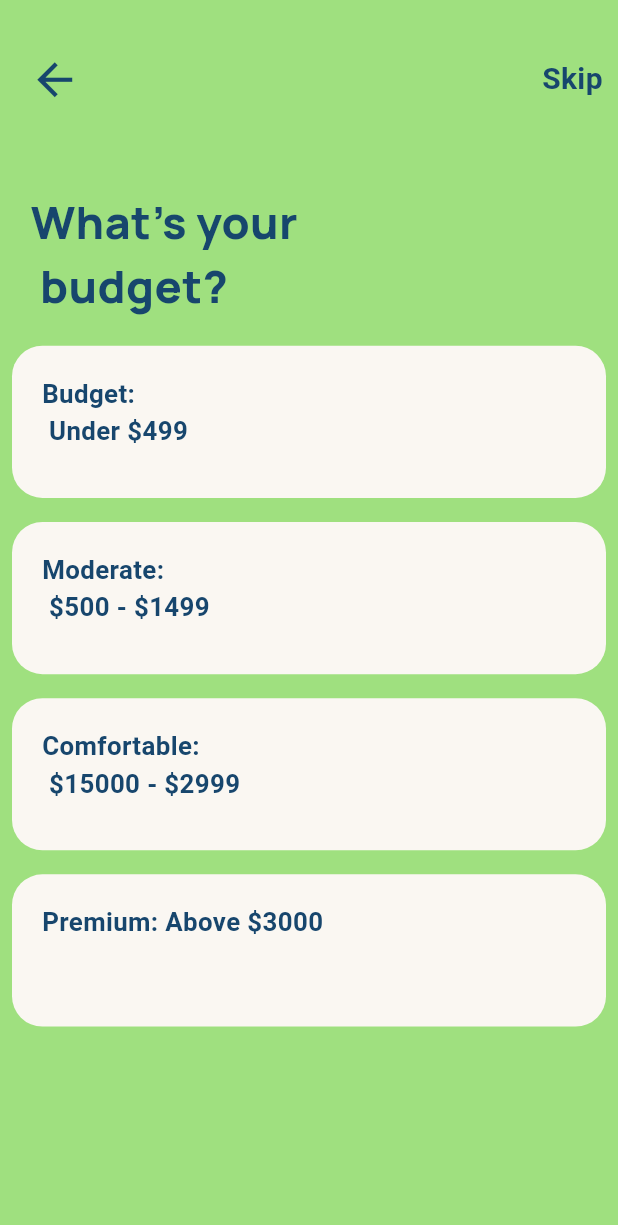
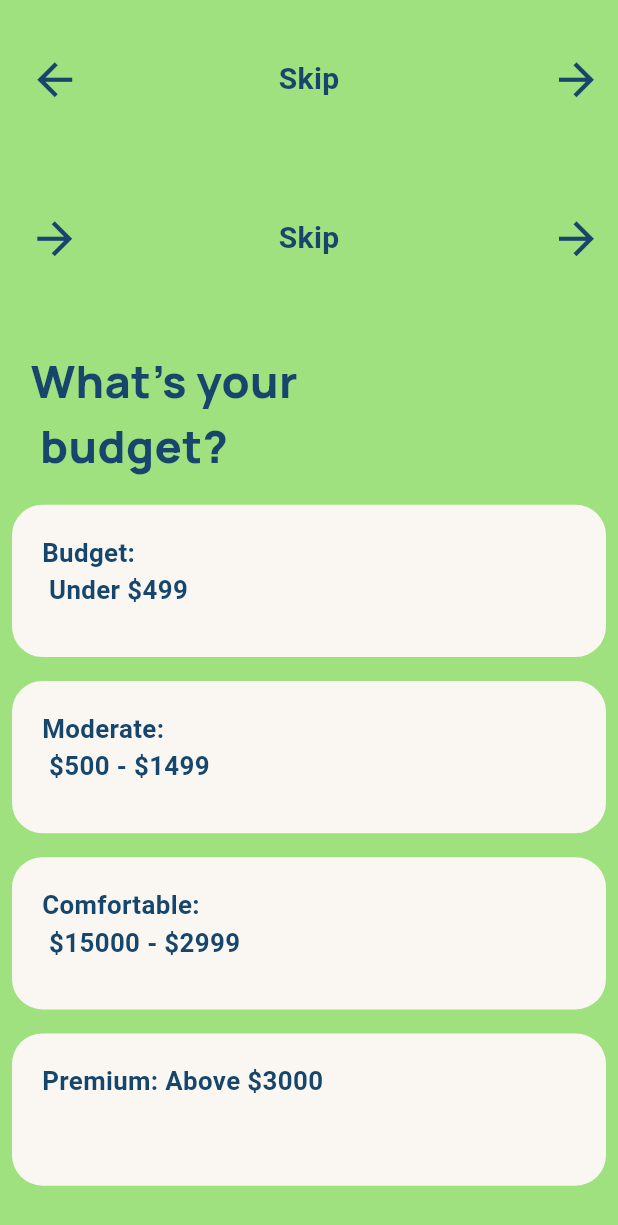
Before and after one commit to swarnaliiiiii/lokus, a Flutter app: the screen it shows after launch, on a phone screen of 412 x 824 dp. Shown: the top 1225 px of the screen. Run offline on Flutter 3.47's test engine with Material 3 defaults, Android fonts, the phone set to English and light mode, and no system bars; our stand-ins replace flutter_screenutil, google_fonts.

Commit message:
feat: add navigation functionality to CustomNav widget in Keywords screen

```diff
--- a/lib/screens/splash/keywords/keywordscreen.dart
+++ b/lib/screens/splash/keywords/keywordscreen.dart
@@ -29,6 +29,17 @@ class _KeywordscreenState extends State<Keywordscreen> {
           CustomNav(
             icon: Icons.arrow_back,
             onTap: () {
+              Navigator.push(
+                context,
+                MaterialPageRoute(
+                  builder: (context) => const SplashScreen(),
+                ),
+              );
+            },
+          ),
+          CustomNav(
+            icon: Icons.arrow_forward,
+            onNext: () {
               Navigator.push(
                 context,
                 MaterialPageRoute(
--- a/lib/widgets/nav_bar.dart
+++ b/lib/widgets/nav_bar.dart
@@ -5,6 +5,7 @@ import 'package:lokus/domains/constants/appcolors.dart';
 class CustomNav extends StatelessWidget {
   final VoidCallback? onTap;
   final VoidCallback? onSkip;
+  final VoidCallback? onNext;
   final IconData icon;
   final IconData icon1;
   final String label;
@@ -13,6 +14,7 @@ class CustomNav extends StatelessWidget {
     Key? key,
     this.onTap,
     this.onSkip,
+    this.onNext,
     this.icon = Icons.arrow_back,
     this.icon1 = Icons.arrow_forward,
     this.label = "Next",
@@ -24,7 +26,6 @@ class CustomNav extends StatelessWidget {
       padding: EdgeInsets.symmetric(horizontal: 10.r, vertical: 35.r),
       child: Row(
         mainAxisAlignment: MainAxisAlignment.spaceBetween,
-
         children: [
           // Skip button
           GestureDetector(
@@ -51,6 +52,23 @@ class CustomNav extends StatelessWidget {
               ),
             ),
           ),
+          Column(
+            children: [
+              GestureDetector(
+                onTap: onNext,
+                child: Row(
+                  children: [
+                    SizedBox(width: 8.w),
+                    Icon(
+                      icon1,
+                      color: const Color.fromARGB(255, 23, 70, 109),
+                      size: 35,
+                    ),
+                  ],
+                ),
+              )
+            ],
+          )
         ],
       ),
     );
```
Also changed, not shown: pubspec.lock.
